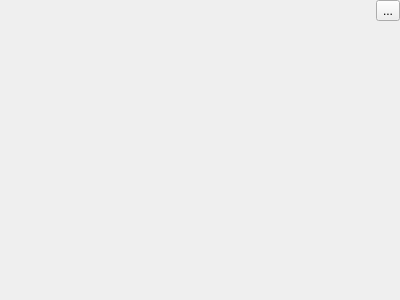
The window that visualization/motion_planning_tasks/src/task_panel.ui (moveit/moveit_task_constructor) describes before a commit, drawn with Qt 5.
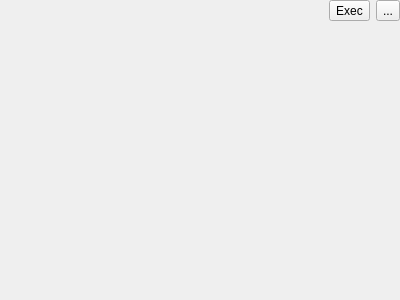
The same window after the commit. Icons and pictures are not drawn.

Commit message: TaskPanel: execute selected solution

Diff of the .ui file:
```diff
--- a/visualization/motion_planning_tasks/src/task_panel.ui
+++ b/visualization/motion_planning_tasks/src/task_panel.ui
@@ -41,6 +41,19 @@
        </property>
       </spacer>
      </item>
+     <item>
+      <widget class="QToolButton" name="button_exec_solution">
+       <property name="toolTip">
+        <string>Execute solution</string>
+       </property>
+       <property name="text">
+        <string>Exec</string>
+       </property>
+       <property name="icon">
+        <iconset theme="system-run"/>
+       </property>
+      </widget>
+     </item>
      <item>
       <widget class="QToolButton" name="button_show_stage_dock_widget">
        <property name="text">
```
Left out of the diff: 3 changed lines with no effect on the pictures. The commit also changes 5 other files.
